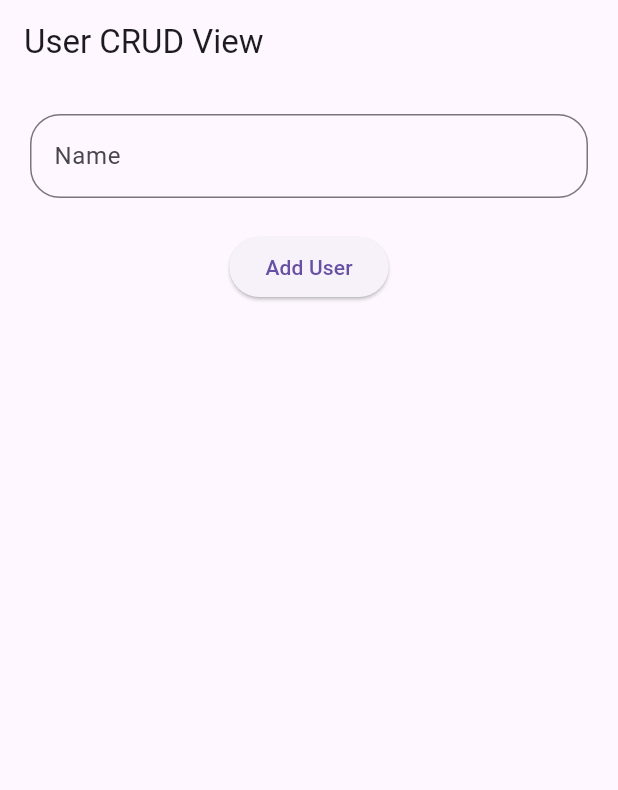
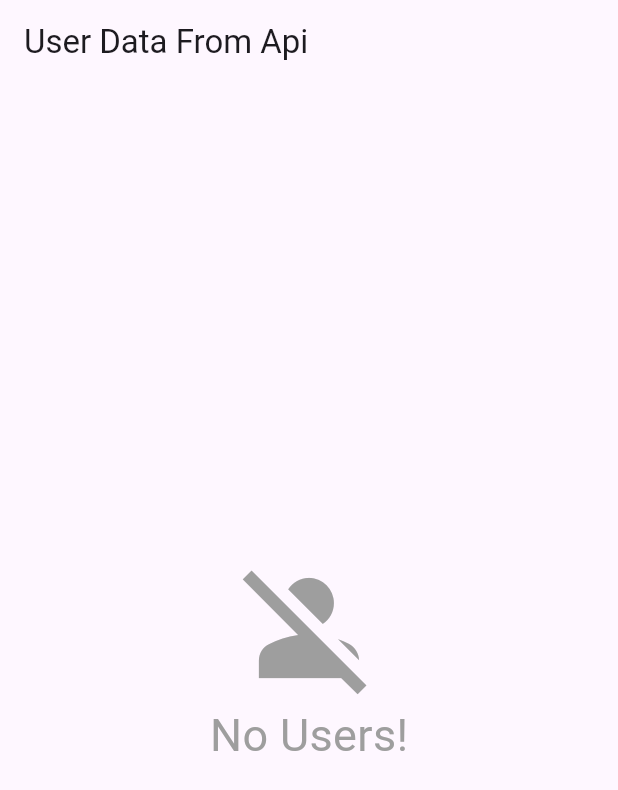
Before and after one commit to dhrruvchotai/Advanced_Flutter_Labs, a Flutter app: the screen it shows after launch, on a phone screen of 412 x 824 dp. Shown: the top 790 px of the screen. Run offline on Flutter 3.47's test engine with Material 3 defaults, Android fonts, the light colour scheme and no system bars; our stand-ins replace get, google_fonts, sqflite; accounts and stored records are empty; network calls fail.

Commit message:
added Lab-11

```diff
--- /dev/null
+++ b/lib/Lab-11/display_users_view.dart
@@ -0,0 +1,45 @@
+import 'package:advance_flutter_lab/Lab-11/user_model_controller.dart';
+import 'package:flutter/material.dart';
+import 'package:get/get.dart';
+
+class DisplayUsersView extends StatelessWidget {
+  DisplayUsersView({super.key});
+
+  UserModelController userModelController = Get.put(UserModelController());
+
+  @override
+  Widget build(BuildContext context) {
+    return Scaffold(
+      appBar: AppBar(title: Text("User Data From Api")),
+      body: Obx(
+        () =>
+            userModelController.users.isEmpty
+                ? Center(
+                  child: Column(
+                    mainAxisAlignment: MainAxisAlignment.center,
+                    children: [
+                      Icon(Icons.person_off, size: 100, color: Colors.grey),
+                      Text(
+                        "No Users!",
+                        style: TextStyle(color: Colors.grey, fontSize: 30),
+                      ),
+                    ],
+                  ),
+                )
+                : Expanded(
+                  child: ListView.separated(
+                    itemBuilder: (context, index) {
+                      return ListTile(
+                        title: Text(userModelController.users[index].name),
+                      );
+                    },
+                    separatorBuilder: (context, index) {
+                      return Divider(thickness: 2);
+                    },
+                    itemCount: userModelController.users.length,
+                  ),
+                ),
+      ),
+    );
+  }
+}
--- /dev/null
+++ b/lib/Lab-11/user_api_service.dart
@@ -0,0 +1,20 @@
+import 'dart:convert';
+
+import 'package:advance_flutter_lab/Lab-11/user_model.dart';
+import 'package:http/http.dart' as http;
+
+class UserApiService {
+  String baseUrl = "https://6673d5f375872d0e0a93e612.mockapi.io/me/Dhruv/Users";
+
+  Future<List<UserModel>> fetchData() async {
+    try {
+      final res = await http.get(Uri.parse(baseUrl));
+      return List.from(jsonDecode(res.body)).map((user) {
+        return UserModel.fromMap(user);
+      }).toList();
+    } catch (e) {
+      print("Error in fetching data : $e");
+    }
+    return [];
+  }
+}
--- /dev/null
+++ b/lib/Lab-11/user_model.dart
@@ -0,0 +1,15 @@
+class UserModel {
+  String id;
+  String name;
+  String city;
+
+  UserModel({required this.id, required this.name, required this.city});
+
+  static UserModel fromMap(Map<String, dynamic> user) {
+    return UserModel(id: user["id"], name: user["name"], city: user["city"]);
+  }
+
+  static Map<String, dynamic> toMap(UserModel user) {
+    return {"id": user.id, "name": user.name, "city": user.city};
+  }
+}
--- /dev/null
+++ b/lib/Lab-11/user_model_controller.dart
@@ -0,0 +1,26 @@
+import 'package:advance_flutter_lab/Lab-11/user_api_service.dart';
+import 'package:advance_flutter_lab/Lab-11/user_model.dart';
+import 'package:get/get.dart';
+
+class UserModelController extends GetxController {
+  RxList<UserModel> _users = <UserModel>[].obs;
+  UserApiService userApiService = UserApiService();
+  RxStatus status = RxStatus.loading();
+
+  @override
+  void onInit() async {
+    super.onInit();
+    fetchData();
+  }
+
+  RxList<UserModel> get users => _users;
+
+  set users(RxList<UserModel> value) {
+    _users = value;
+  }
+
+  Future<void> fetchData() async {
+    _users.value = await userApiService.fetchData();
+    status = RxStatus.success();
+  }
+}
--- a/lib/main.dart
+++ b/lib/main.dart
@@ -1,4 +1,4 @@
-import 'package:advance_flutter_lab/Lab-10/user_Crud_view.dart';
+import 'package:advance_flutter_lab/Lab-11/display_users_view.dart';
 import 'package:flutter/material.dart';
 import 'package:get/get.dart';
 
@@ -17,7 +17,7 @@ void main() {
       //   ),
       //   GetPage(name: "/login_screen", page: () => LoginScreen()),
       // ],
-      home: UserCrudView(),
+      home: DisplayUsersView(),
     ),
   );
 }
```
